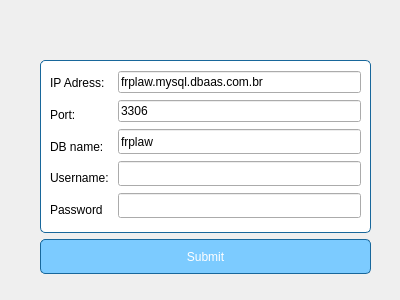
This is login.ui in fabiorodp/law_officer as Qt 5 draws it before an edit. The edited form follows.
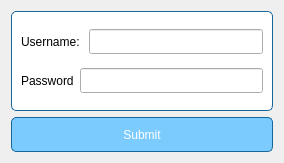
This is the edited form. Icons and pictures are not drawn.

The edit to the form file:
```diff
--- a/login.ui
+++ b/login.ui
@@ -6,8 +6,8 @@
    <rect>
     <x>0</x>
     <y>0</y>
-    <width>400</width>
-    <height>300</height>
+    <width>284</width>
+    <height>163</height>
    </rect>
   </property>
   <property name="windowTitle">
@@ -17,16 +17,7 @@
    <string notr="true">#login{
 border-image: url(:/images/images/back_ground.jpeg);}</string>
   </property>
-  <widget class="QWidget" name="layoutWidget">
-   <property name="geometry">
-    <rect>
-     <x>40</x>
-     <y>60</y>
-     <width>331</width>
-     <height>214</height>
-    </rect>
-   </property>
-   <layout class="QVBoxLayout" name="verticalLayout_3">
+  <layout class="QVBoxLayout" name="verticalLayout_2">
     <item>
      <widget class="QFrame" name="formFrame">
       <property name="styleSheet">
@@ -35,30 +26,9 @@
 border-radius: 5px;
 background-color: white; }</string>
       </property>
-      <layout class="QHBoxLayout" name="horizontalLayout">
-       <item>
         <layout class="QVBoxLayout" name="verticalLayout">
          <item>
-          <widget class="QLabel" name="labelAdress">
-           <property name="text">
-            <string>IP Adress:</string>
-           </property>
-          </widget>
-         </item>
-         <item>
-          <widget class="QLabel" name="label">
-           <property name="text">
-            <string>Port:</string>
-           </property>
-          </widget>
-         </item>
-         <item>
-          <widget class="QLabel" name="label_db_name">
-           <property name="text">
-            <string>DB name:</string>
-           </property>
-          </widget>
-         </item>
+       <layout class="QHBoxLayout" name="horizontalLayout_2">
          <item>
           <widget class="QLabel" name="labelUsername">
            <property name="text">
@@ -67,53 +37,6 @@
           </widget>
          </item>
          <item>
-          <widget class="QLabel" name="labelPassword">
-           <property name="text">
-            <string>Password</string>
-           </property>
-          </widget>
-         </item>
-        </layout>
-       </item>
-       <item>
-        <layout class="QVBoxLayout" name="verticalLayout_2">
-         <item>
-          <widget class="QLineEdit" name="ipadress">
-           <property name="text">
-            <string>frplaw.mysql.dbaas.com.br</string>
-           </property>
-           <property name="maxLength">
-            <number>30</number>
-           </property>
-           <property name="cursorPosition">
-            <number>25</number>
-           </property>
-          </widget>
-         </item>
-         <item>
-          <widget class="QLineEdit" name="port">
-           <property name="text">
-            <string notr="true">3306</string>
-           </property>
-           <property name="cursorPosition">
-            <number>4</number>
-           </property>
-          </widget>
-         </item>
-         <item>
-          <widget class="QLineEdit" name="db_name">
-           <property name="minimumSize">
-            <size>
-             <width>150</width>
-             <height>25</height>
-            </size>
-           </property>
-           <property name="text">
-            <string>frplaw</string>
-           </property>
-          </widget>
-         </item>
-         <item>
           <widget class="QLineEdit" name="userInput">
            <property name="minimumSize">
             <size>
@@ -126,6 +49,17 @@
            </property>
           </widget>
          </item>
+       </layout>
+      </item>
+      <item>
+       <layout class="QHBoxLayout" name="horizontalLayout">
+        <item>
+         <widget class="QLabel" name="labelPassword">
+          <property name="text">
+           <string>Password</string>
+          </property>
+         </widget>
+        </item>
          <item>
           <widget class="QLineEdit" name="passwordInput">
            <property name="minimumSize">
@@ -164,7 +98,6 @@
      </widget>
     </item>
    </layout>
-  </widget>
  </widget>
  <resources/>
  <connections/>
```
Lines whose indentation alone changed are shown as unchanged.
